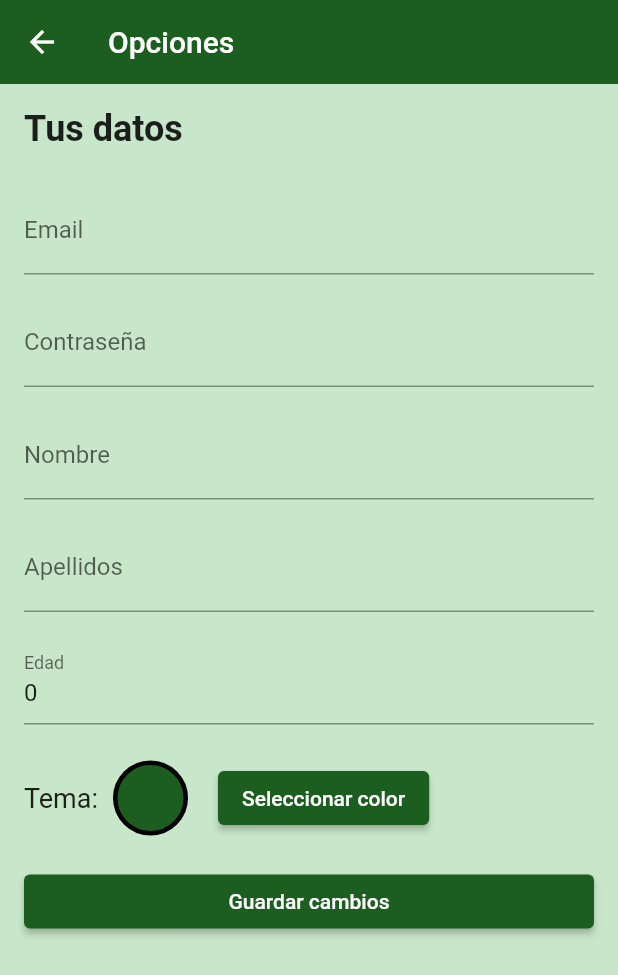
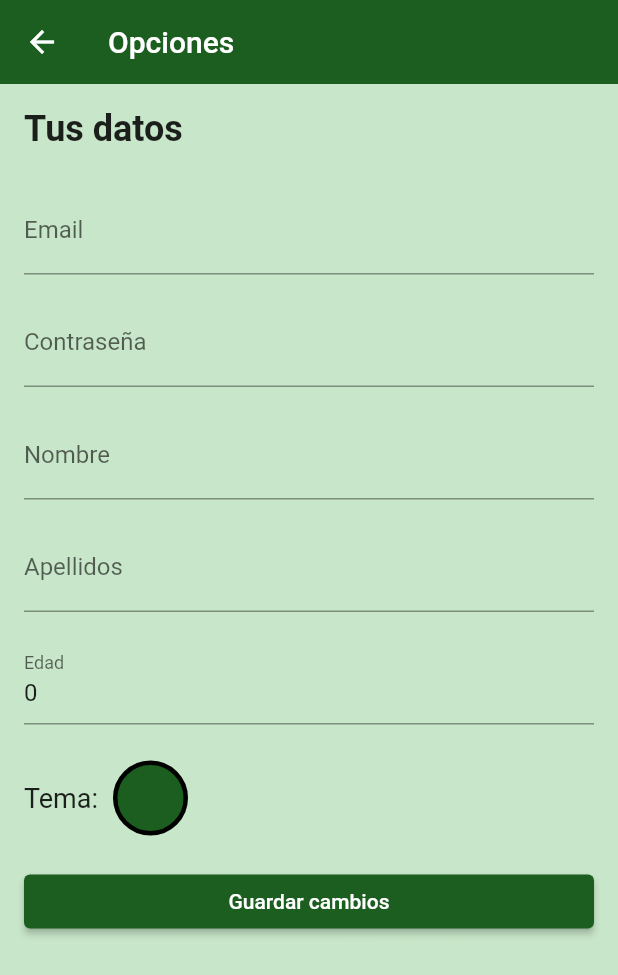
Before and after one commit to javicoga/gymfo, a Flutter app: the OpcionesScreen screen opened directly with empty values, on a phone screen of 412 x 824 dp. Shown: the top 975 px of the screen. Run offline on Flutter 3.47's test engine with Material 2 defaults, Android fonts, the phone set to English and light mode, and no system bars; our stand-ins replace chewie, flutter_colorpicker, flutter_form_builder, video_player; network calls fail.

Commit message:
Ajustes selección de color en la pantalla opciones

```diff
--- a/lib/screens/detalles_maquina_screen.dart
+++ b/lib/screens/detalles_maquina_screen.dart
@@ -109,6 +109,7 @@ class _DetallesMaquinaScreenState extends State<DetallesMaquinaScreen> {
   @override
   void dispose() {
     super.dispose();
+    _chewieController.videoPlayerController.dispose();
     _chewieController.dispose();
   }
 }
--- a/lib/screens/home_screen.dart
+++ b/lib/screens/home_screen.dart
@@ -172,7 +172,7 @@ class _HomeScreenState extends State<HomeScreen> {
               child: LinearProgressIndicator(
                 value: _progress,
                 backgroundColor: Colors.grey,
-                valueColor: AlwaysStoppedAnimation<Color>(Colors.blue),
+                valueColor: AlwaysStoppedAnimation<Color>(widget.color),
               ),
             ),
             SizedBox(height: 20,)
@@ -231,7 +231,7 @@ class _HomeScreenState extends State<HomeScreen> {
                       Padding(
                         padding: const EdgeInsets.only(left: 30),
                         child: ElevatedButton(
-                          style: ButtonStyle(backgroundColor: MaterialStatePropertyAll(Colors.red)),
+                          style: ButtonStyle(backgroundColor: MaterialStatePropertyAll(Colors.red[900])),
                           child: Text('Cancelar',),
                           onPressed: () {
                             Navigator.pop(context);
@@ -239,7 +239,7 @@ class _HomeScreenState extends State<HomeScreen> {
                         ),
                       ),
                       ElevatedButton(
-                        style: ButtonStyle(backgroundColor: MaterialStatePropertyAll(Colors.green)),
+                        style: ButtonStyle(backgroundColor: MaterialStatePropertyAll(Colors.green[900])),
                         child: Text('Confirmar',),
                         onPressed: () {
                           String fechaVencimiento = '';
--- a/lib/screens/opciones_screen.dart
+++ b/lib/screens/opciones_screen.dart
@@ -91,20 +91,8 @@ class _OpcionesScreenState extends State<OpcionesScreen> {
               style: TextStyle(fontSize: 18),
             ),
             SizedBox(width: 10),
-            Container(
-              decoration: BoxDecoration(
-                color: selectedColor,
-                border: Border.all(color: Colors.black, width: 3),
-                borderRadius: BorderRadius.circular(25),
-              ),
-              width: 50,
-              height: 50,
-            ),
-            SizedBox(width: 20),
-            ElevatedButton(
-              style: ButtonStyle(backgroundColor: MaterialStatePropertyAll(Colors.green[900])),
-              child: Text('Seleccionar color'),
-              onPressed: () {
+            GestureDetector(
+              onTap: () {
                 showDialog(
                   context: context,
                   builder: (BuildContext context) {
@@ -129,7 +117,17 @@ class _OpcionesScreenState extends State<OpcionesScreen> {
                   },
                 );
               },
+              child: Container(
+                decoration: BoxDecoration(
+                  color: selectedColor,
+                  border: Border.all(color: Colors.black, width: 3),
+                  borderRadius: BorderRadius.circular(25),
+                ),
+                width: 50,
+                height: 50,
+              ),
             ),
+            SizedBox(width: 20),
           ],
         ),
         SizedBox(height: 20,),
```
